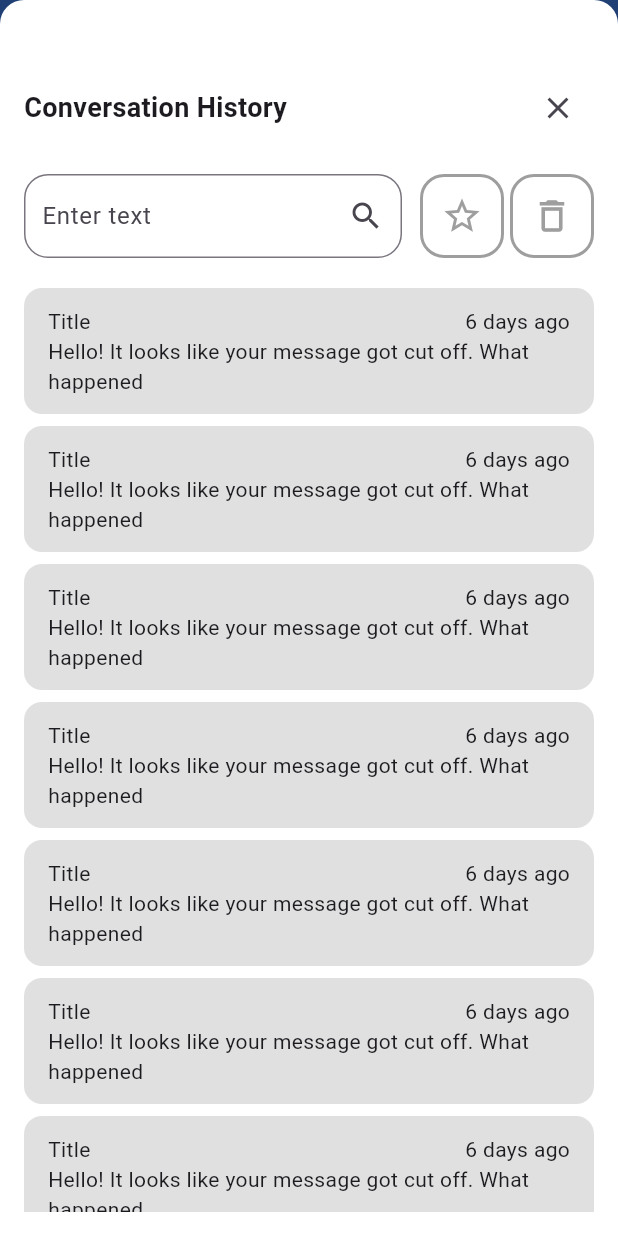
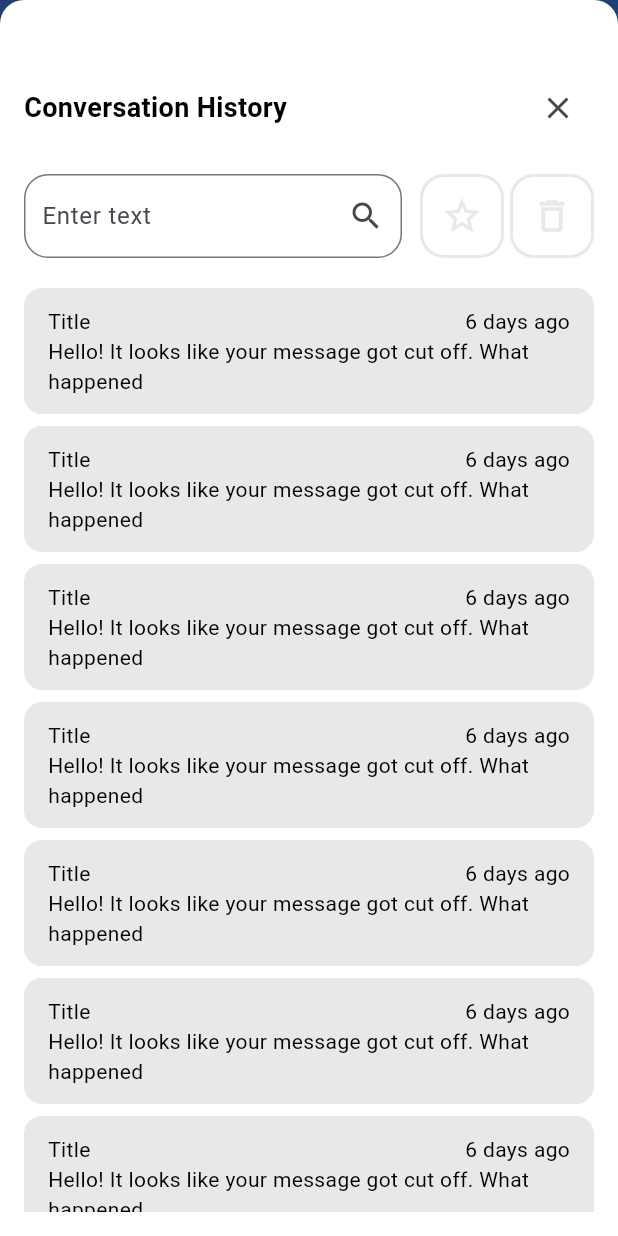
Before and after one commit to vinhhoang2301/loopyBot, a Flutter app: the MainThreadChat screen opened directly, after a tap on the "access time" icon, on a phone screen of 412 x 824 dp. Run offline on Flutter 3.47's test engine with Material 3 defaults, Android fonts, the phone set to English and light mode, and no system bars.

Commit message:
style: add color constant

```diff
--- /dev/null
+++ b/lib/consts/app_color.dart
@@ -0,0 +1,10 @@
+import 'package:flutter/material.dart';
+
+class AppColors {
+  static const Color primaryColor = Color(0xFF2196F3);
+  static const Color secondaryColor = Color(0xFFBBDEFB);
+  static const Color backgroundColor1 = Color(0xFFFFFFFF);
+  static const Color backgroundColor2 = Color(0xFFE8E8E8);
+  static const Color defaultTextColor = Color(0xFF000000);
+  static const Color inverseTextColor = Color(0xFFFFFFFF);
+}
--- a/lib/main.dart
+++ b/lib/main.dart
@@ -1,4 +1,5 @@
-import 'package:final_project/views/chatbot_ai_page.dart';
+import 'package:final_project/consts/app_color.dart';
+import 'package:final_project/views/chats/main_thread_chat.dart';
 import 'package:flutter/material.dart';
 
 void main() {
@@ -13,10 +14,14 @@ class MyApp extends StatelessWidget {
     return MaterialApp(
       title: 'Flutter Demo',
       theme: ThemeData(
-        colorScheme: ColorScheme.fromSeed(seedColor: Colors.deepPurple),
-        useMaterial3: true,
+        primaryColor: AppColors.primaryColor,
+        scaffoldBackgroundColor: AppColors.backgroundColor1,
+        textTheme: const TextTheme(
+          bodyLarge: TextStyle(color: AppColors.inverseTextColor),
+          bodyMedium: TextStyle(color: AppColors.defaultTextColor),
+        ),
       ),
-      home: const ChatbotAIPage(title: 'Flutter Demo Home Page'),
+      home: const MainThreadChat(),
       debugShowCheckedModeBanner: false,
     );
   }
--- a/lib/views/chats/history_thread_chats.dart
+++ b/lib/views/chats/history_thread_chats.dart
@@ -1,3 +1,4 @@
+import 'package:final_project/consts/app_color.dart';
 import 'package:final_project/widgets/thread_chat_item.dart';
 import 'package:flutter/material.dart';
 
@@ -47,7 +48,7 @@ class _HistoryThreadChatPageState extends State<HistoryThreadChatPage> {
                     border: OutlineInputBorder(
                       borderRadius: BorderRadius.circular(16),
                       borderSide: const BorderSide(
-                        color: Colors.grey,
+                        color: AppColors.backgroundColor2,
                         width: 2.0,
                       ),
                     ),
@@ -63,7 +64,7 @@ class _HistoryThreadChatPageState extends State<HistoryThreadChatPage> {
                     padding: const EdgeInsets.symmetric(vertical: 12, horizontal: 12),
                     decoration: BoxDecoration(
                       border: Border.all(
-                        color: Colors.grey,
+                        color: AppColors.backgroundColor2,
                         width: 2.0,
                       ),
                       borderRadius: BorderRadius.circular(16),
@@ -71,14 +72,15 @@ class _HistoryThreadChatPageState extends State<HistoryThreadChatPage> {
                     child: const Icon(
                       Icons.star_border_outlined,
                       size: 28,
-                      color: Colors.grey,
+                      color: AppColors.backgroundColor2,
                     ),
                   ),
                   const SizedBox(width: 4),
                   Container(
                     padding: const EdgeInsets.symmetric(vertical: 12, horizontal: 12),
                     decoration: BoxDecoration(
-                      border: Border.all(color: Colors.grey,
+                      border: Border.all(
+                        color: AppColors.backgroundColor2,
                         width: 2.0,
                       ),
                       borderRadius: BorderRadius.circular(16),
@@ -86,7 +88,7 @@ class _HistoryThreadChatPageState extends State<HistoryThreadChatPage> {
                     child: const Icon(
                       Icons.delete_outline_outlined,
                       size: 28,
-                      color: Colors.grey,
+                      color: AppColors.backgroundColor2,
                     ),
                   ),
                 ],
--- a/lib/views/chats/main_thread_chat.dart
+++ b/lib/views/chats/main_thread_chat.dart
@@ -1,6 +1,9 @@
+import 'package:final_project/consts/app_color.dart';
 import 'package:final_project/utils/global_methods.dart';
 import 'package:final_project/views/chats/history_thread_chats.dart';
+import 'package:final_project/views/knowledge_base/add_unit_kb_page.dart';
 import 'package:final_project/widgets/dropdown_model_ai.dart';
+import 'package:final_project/widgets/tab_bar_widget.dart';
 import 'package:flutter/material.dart';
 
 class MainThreadChat extends StatefulWidget {
@@ -18,10 +21,14 @@ class _MainChatPageState extends State<MainThreadChat> {
   Widget build(BuildContext context) {
     return Scaffold(
       appBar: AppBar(
-        title: const Text('Jarvis Chat'),
+        title: const Text(
+          'Main Chat',
+        ),
         backgroundColor: Colors.blueAccent,
+        foregroundColor: AppColors.inverseTextColor,
       ),
-      drawer: const Drawer(),
+      // drawer: const Drawer(),
+      drawer: const TabBarWidget(),
       body: Column(
         children: [
           Expanded(
@@ -60,7 +67,13 @@ class _MainChatPageState extends State<MainThreadChat> {
                   crossAxisAlignment: CrossAxisAlignment.center,
                   children: [
                     const Flexible(child: DropdownModelAI()),
-                    Row(
+                    Container(
+                      padding: const EdgeInsets.symmetric(horizontal: 6.0, vertical: 4.0),
+                      decoration: BoxDecoration(
+                        color: AppColors.secondaryColor,
+                        borderRadius: BorderRadius.circular(16),
+                      ),
+                      child: Row(
                         children: [
                           const Icon(Icons.local_fire_department_rounded),
                           const SizedBox(width: 4),
@@ -68,11 +81,14 @@ class _MainChatPageState extends State<MainThreadChat> {
                             '30',
                             style: Theme.of(context).textTheme.titleSmall,
                           ),
+                          const SizedBox(width: 4),
                         ],
+                      ),
                     ),
                     Row(
                       children: [
                         IconButton(
+                          tooltip: 'History',
                           onPressed: () {
                             Utils.showBottomSheet(
                               context,
@@ -80,11 +96,24 @@ class _MainChatPageState extends State<MainThreadChat> {
                               showFullScreen: true,
                             );
                           },
-                          icon: const Icon(Icons.access_time_outlined),
+                          icon: const Icon(
+                            Icons.access_time_outlined,
+                            color: AppColors.primaryColor,
+                          ),
                         ),
                         IconButton(
-                          onPressed: () {},
-                          icon: const Icon(Icons.add_comment),
+                          tooltip: 'New Conversation',
+                          onPressed: () {
+                            Utils.showBottomSheet(
+                              context,
+                              sheet: const AddUnitKBPage(),
+                              showFullScreen: true,
+                            );
+                          },
+                          icon: const Icon(
+                            Icons.add_comment,
+                            color: AppColors.primaryColor,
+                          ),
                         )
                       ],
                     )
@@ -93,7 +122,8 @@ class _MainChatPageState extends State<MainThreadChat> {
                 Container(
                   decoration: BoxDecoration(
                     border: Border.all(
-                      color: Colors.grey,
+                      color: AppColors.backgroundColor2,
+                      width: 2.0,
                     ),
                     borderRadius: BorderRadius.circular(12),
                   ),
--- a/lib/widgets/thread_chat_item.dart
+++ b/lib/widgets/thread_chat_item.dart
@@ -1,3 +1,4 @@
+import 'package:final_project/consts/app_color.dart';
 import 'package:flutter/material.dart';
 
 class ThreadChatItem extends StatelessWidget {
@@ -9,7 +10,7 @@ class ThreadChatItem extends StatelessWidget {
       padding: const EdgeInsets.symmetric(horizontal: 16.0, vertical: 12.0),
       margin: const EdgeInsets.symmetric(vertical: 4.0),
       decoration: BoxDecoration(
-        color: Colors.grey[300],
+        color: AppColors.backgroundColor2,
         borderRadius: BorderRadius.circular(12.0),
       ),
       child: const Column(
```
Lines whose indentation alone changed are shown as unchanged.
